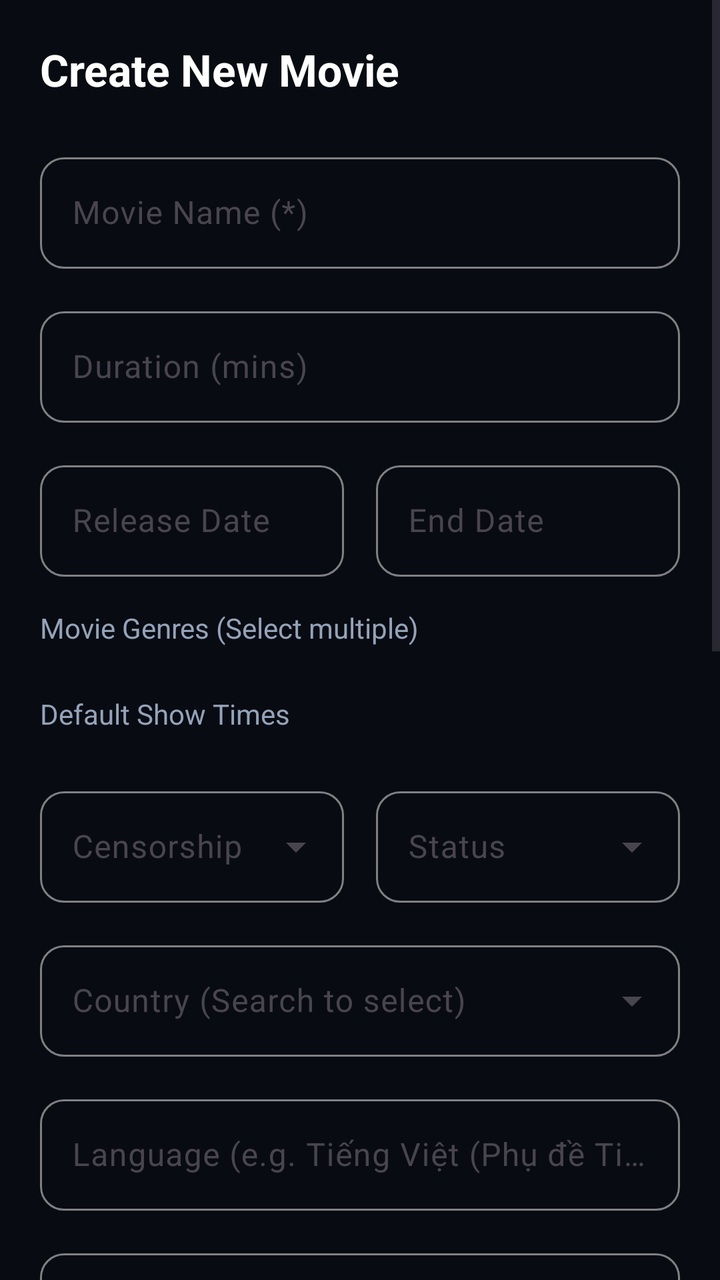
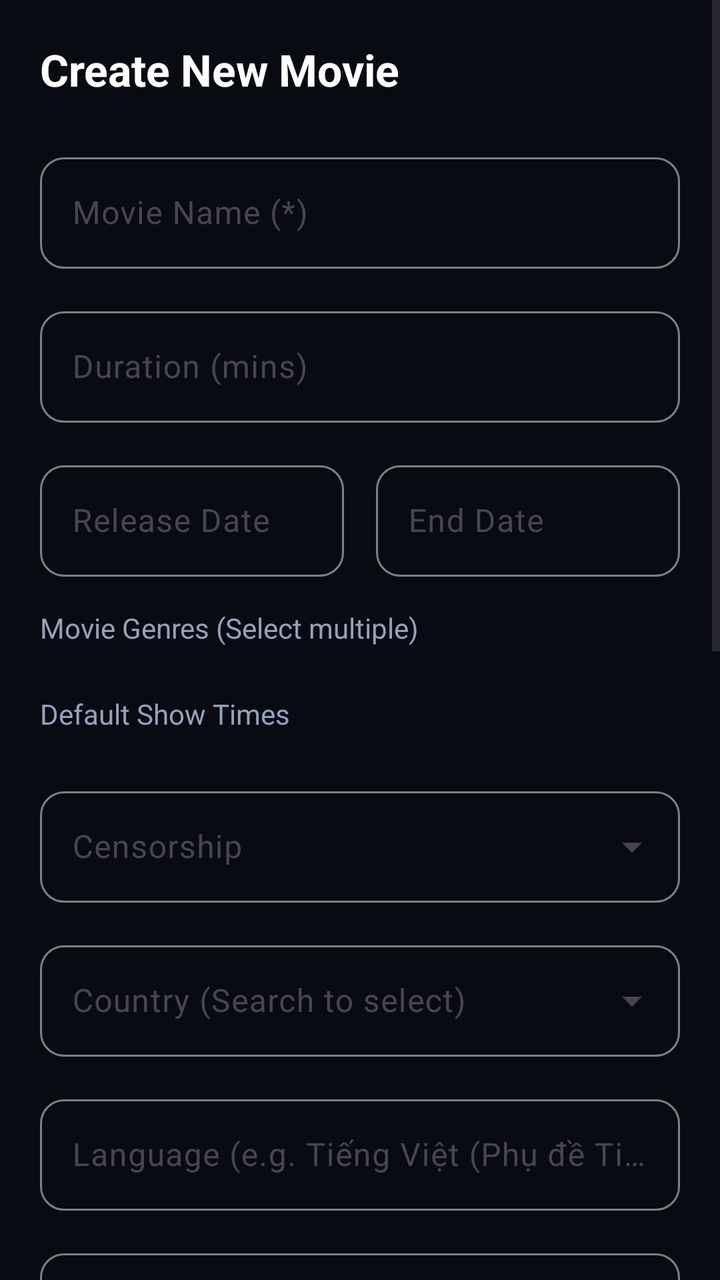

Before-and-after screenshots of an Android layout around one commit, followed by the original layout XML and the change that was made.
<!-- AndroidManifest.xml: application theme Theme.Moviebookingapp -->
<!-- res/layout/fragment_admin_create_movie.xml -->
<?xml version="1.0" encoding="utf-8"?>
<ScrollView xmlns:android="http://schemas.android.com/apk/res/android"
    xmlns:app="http://schemas.android.com/apk/res-auto"
    android:layout_width="match_parent"
    android:layout_height="match_parent"
    android:background="@color/admin_bg"
    android:fillViewport="true">

    <LinearLayout
        android:layout_width="match_parent"
        android:layout_height="wrap_content"
        android:orientation="vertical"
        android:padding="20dp">

        <TextView
            android:id="@+id/tvFormTitle"
            android:layout_width="wrap_content"
            android:layout_height="wrap_content"
            android:text="Create New Movie"
            android:textColor="@color/white"
            android:textSize="22sp"
            android:textStyle="bold"
            android:layout_marginBottom="24dp" />

        
        <com.google.android.material.textfield.TextInputLayout
            style="@style/Widget.Material3.TextInputLayout.OutlinedBox"
            android:layout_width="match_parent"
            android:layout_height="wrap_content"
            android:layout_marginBottom="16dp"
            android:hint="Movie Name (*)"
            app:boxStrokeColor="@color/text_input_stroke"
            app:boxStrokeWidth="1dp"
            app:boxStrokeWidthFocused="2dp"
            app:boxCornerRadiusTopStart="12dp"
            app:boxCornerRadiusTopEnd="12dp"
            app:boxCornerRadiusBottomStart="12dp"
            app:boxCornerRadiusBottomEnd="12dp"
            app:boxBackgroundMode="outline"
            app:hintTextColor="#808080">

            <com.google.android.material.textfield.TextInputEditText
                android:id="@+id/edtMovieName"
                android:layout_width="match_parent"
                android:layout_height="wrap_content"
                android:textColor="@color/white" />
        </com.google.android.material.textfield.TextInputLayout>

        
        <com.google.android.material.textfield.TextInputLayout
            style="@style/Widget.Material3.TextInputLayout.OutlinedBox"
            android:layout_width="match_parent"
            android:layout_height="wrap_content"
            android:layout_marginBottom="16dp"
            android:hint="Duration (mins)"
            app:boxStrokeColor="@color/text_input_stroke"
            app:boxStrokeWidth="1dp"
            app:boxStrokeWidthFocused="2dp"
            app:boxCornerRadiusTopStart="12dp"
            app:boxCornerRadiusTopEnd="12dp"
            app:boxCornerRadiusBottomStart="12dp"
            app:boxCornerRadiusBottomEnd="12dp"
            app:boxBackgroundMode="outline"
            app:hintTextColor="#808080">

            <com.google.android.material.textfield.TextInputEditText
                android:id="@+id/edtDuration"
                android:inputType="number"
                android:layout_width="match_parent"
                android:layout_height="wrap_content"
                android:textColor="@color/white" />
        </com.google.android.material.textfield.TextInputLayout>

        <LinearLayout
            android:layout_width="match_parent"
            android:layout_height="wrap_content"
            android:orientation="horizontal"
            android:layout_marginBottom="16dp"
            android:baselineAligned="false">

            <com.google.android.material.textfield.TextInputLayout
                style="@style/Widget.Material3.TextInputLayout.OutlinedBox"
                android:layout_width="0dp"
                android:layout_height="wrap_content"
                android:layout_weight="1"
                android:layout_marginEnd="8dp"
                android:hint="Release Date"
                app:boxStrokeColor="@color/text_input_stroke"
                app:boxStrokeWidth="1dp"
                app:boxStrokeWidthFocused="2dp"
                app:boxCornerRadiusTopStart="12dp"
                app:boxCornerRadiusTopEnd="12dp"
                app:boxCornerRadiusBottomStart="12dp"
                app:boxCornerRadiusBottomEnd="12dp"
                app:boxBackgroundMode="outline"
                app:hintTextColor="#808080">

                <com.google.android.material.textfield.TextInputEditText
                    android:id="@+id/edtReleaseDate"
                    android:focusable="false"
                    android:clickable="true"
                    android:layout_width="match_parent"
                    android:layout_height="wrap_content"
                    android:textColor="@color/white" />
            </com.google.android.material.textfield.TextInputLayout>

            <com.google.android.material.textfield.TextInputLayout
                style="@style/Widget.Material3.TextInputLayout.OutlinedBox"
                android:layout_width="0dp"
                android:layout_height="wrap_content"
                android:layout_weight="1"
                android:layout_marginStart="8dp"
                android:hint="End Date"
                app:boxStrokeColor="@color/text_input_stroke"
                app:boxStrokeWidth="1dp"
                app:boxStrokeWidthFocused="2dp"
                app:boxCornerRadiusTopStart="12dp"
                app:boxCornerRadiusTopEnd="12dp"
                app:boxCornerRadiusBottomStart="12dp"
                app:boxCornerRadiusBottomEnd="12dp"
                app:boxBackgroundMode="outline"
                app:hintTextColor="#808080">

                <com.google.android.material.textfield.TextInputEditText
                    android:id="@+id/edtEndDate"
                    android:focusable="false"
                    android:clickable="true"
                    android:layout_width="match_parent"
                    android:layout_height="wrap_content"
                    android:textColor="@color/white" />
            </com.google.android.material.textfield.TextInputLayout>
        </LinearLayout>

        
        <TextView
            android:layout_width="wrap_content"
            android:layout_height="wrap_content"
            android:text="Movie Genres (Select multiple)"
            android:textColor="@color/admin_text_secondary"
            android:textSize="14sp"
            android:layout_marginBottom="8dp" />

        <com.google.android.material.chip.ChipGroup
            android:id="@+id/chipGroupGenres"
            android:layout_width="match_parent"
            android:layout_height="wrap_content"
            android:layout_marginBottom="16dp"
            app:singleSelection="false">
            
        </com.google.android.material.chip.ChipGroup>

        
        <TextView
            android:layout_width="wrap_content"
            android:layout_height="wrap_content"
            android:text="Default Show Times"
            android:textColor="@color/admin_text_secondary"
            android:textSize="14sp"
            android:layout_marginBottom="8dp" />

        <com.google.android.material.chip.ChipGroup
            android:id="@+id/chipGroupShowTimes"
            android:layout_width="match_parent"
            android:layout_height="wrap_content"
            android:layout_marginBottom="16dp" />

        
        <LinearLayout
            android:layout_width="match_parent"
            android:layout_height="wrap_content"
            android:orientation="horizontal"
            android:layout_marginBottom="16dp"
            android:baselineAligned="false">

            <com.google.android.material.textfield.TextInputLayout
                style="@style/Widget.Material3.TextInputLayout.OutlinedBox.ExposedDropdownMenu"
                android:layout_width="0dp"
                android:layout_height="wrap_content"
                android:layout_weight="1"
                android:layout_marginEnd="8dp"
                android:hint="Censorship"
                app:boxStrokeColor="@color/text_input_stroke"
                app:boxStrokeWidth="1dp"
                app:boxStrokeWidthFocused="2dp"
                app:boxCornerRadiusTopStart="12dp"
                app:boxCornerRadiusTopEnd="12dp"
                app:boxCornerRadiusBottomStart="12dp"
                app:boxCornerRadiusBottomEnd="12dp"
                app:boxBackgroundMode="outline"
                app:hintTextColor="#808080">

                <AutoCompleteTextView
                    android:id="@+id/spnCensorship"
                    android:layout_width="match_parent"
                    android:layout_height="wrap_content"
                    android:inputType="none"
                    android:textColor="@color/white" />
            </com.google.android.material.textfield.TextInputLayout>

            <com.google.android.material.textfield.TextInputLayout
                style="@style/Widget.Material3.TextInputLayout.OutlinedBox.ExposedDropdownMenu"
                android:layout_width="0dp"
                android:layout_height="wrap_content"
                android:layout_weight="1"
                android:layout_marginStart="8dp"
                android:hint="Status"
                app:boxStrokeColor="@color/text_input_stroke"
                app:boxStrokeWidth="1dp"
                app:boxStrokeWidthFocused="2dp"
                app:boxCornerRadiusTopStart="12dp"
                app:boxCornerRadiusTopEnd="12dp"
                app:boxCornerRadiusBottomStart="12dp"
                app:boxCornerRadiusBottomEnd="12dp"
                app:boxBackgroundMode="outline"
                app:hintTextColor="#808080">

                <AutoCompleteTextView
                    android:id="@+id/spnStatus"
                    android:layout_width="match_parent"
                    android:layout_height="wrap_content"
                    android:inputType="none"
                    android:textColor="@color/white" />
            </com.google.android.material.textfield.TextInputLayout>
        </LinearLayout>

        
        <com.google.android.material.textfield.TextInputLayout
            style="@style/Widget.Material3.TextInputLayout.OutlinedBox.ExposedDropdownMenu"
            android:layout_width="match_parent"
            android:layout_height="wrap_content"
            android:layout_marginBottom="16dp"
            android:hint="Country (Search to select)"
            app:boxStrokeColor="@color/text_input_stroke"
            app:boxStrokeWidth="1dp"
            app:boxStrokeWidthFocused="2dp"
            app:boxCornerRadiusTopStart="12dp"
            app:boxCornerRadiusTopEnd="12dp"
            app:boxCornerRadiusBottomStart="12dp"
            app:boxCornerRadiusBottomEnd="12dp"
            app:boxBackgroundMode="outline"
            app:hintTextColor="#808080">

            <AutoCompleteTextView
                android:id="@+id/edtCountry"
                android:layout_width="match_parent"
                android:layout_height="wrap_content"
                android:completionThreshold="1"
                android:textColor="@color/white" />
        </com.google.android.material.textfield.TextInputLayout>

        
        <com.google.android.material.textfield.TextInputLayout
            style="@style/Widget.Material3.TextInputLayout.OutlinedBox"
            android:layout_width="match_parent"
            android:layout_height="wrap_content"
            android:layout_marginBottom="16dp"
            android:hint="Language (e.g. Tiếng Việt (Phụ đề Tiếng Anh))"
            app:boxStrokeColor="@color/text_input_stroke"
            app:boxStrokeWidth="1dp"
            app:boxStrokeWidthFocused="2dp"
            app:boxCornerRadiusTopStart="12dp"
            app:boxCornerRadiusTopEnd="12dp"
            app:boxCornerRadiusBottomStart="12dp"
            app:boxCornerRadiusBottomEnd="12dp"
            app:boxBackgroundMode="outline"
            app:hintTextColor="#808080">

            <com.google.android.material.textfield.TextInputEditText
                android:id="@+id/edtLanguage"
                android:layout_width="match_parent"
                android:layout_height="wrap_content"
                android:textColor="@color/white" />
        </com.google.android.material.textfield.TextInputLayout>

        
        <com.google.android.material.textfield.TextInputLayout
            style="@style/Widget.Material3.TextInputLayout.OutlinedBox"
            android:layout_width="match_parent"
            android:layout_height="wrap_content"
            android:layout_marginBottom="16dp"
            android:hint="Director(s) - Comma separated"
            app:boxStrokeColor="@color/text_input_stroke"
            app:boxStrokeWidth="1dp"
            app:boxStrokeWidthFocused="2dp"
            app:boxCornerRadiusTopStart="12dp"
            app:boxCornerRadiusTopEnd="12dp"
            app:boxCornerRadiusBottomStart="12dp"
            app:boxCornerRadiusBottomEnd="12dp"
            app:boxBackgroundMode="outline"
            app:hintTextColor="#808080">

            <com.google.android.material.textfield.TextInputEditText
                android:id="@+id/edtDirector"
                android:layout_width="match_parent"
                android:layout_height="wrap_content"
                android:textColor="@color/white" />
        </com.google.android.material.textfield.TextInputLayout>

        
        <com.google.android.material.textfield.TextInputLayout
            style="@style/Widget.Material3.TextInputLayout.OutlinedBox"
            android:layout_width="match_parent"
            android:layout_height="wrap_content"
            android:layout_marginBottom="16dp"
            android:hint="Actors - Comma separated"
            app:boxStrokeColor="@color/text_input_stroke"
            app:boxStrokeWidth="1dp"
            app:boxStrokeWidthFocused="2dp"
            app:boxCornerRadiusTopStart="12dp"
            app:boxCornerRadiusTopEnd="12dp"
            app:boxCornerRadiusBottomStart="12dp"
            app:boxCornerRadiusBottomEnd="12dp"
            app:boxBackgroundMode="outline"
            app:hintTextColor="#808080">

            <com.google.android.material.textfield.TextInputEditText
                android:id="@+id/edtActors"
                android:layout_width="match_parent"
                android:layout_height="wrap_content"
                android:textColor="@color/white" />
        </com.google.android.material.textfield.TextInputLayout>

        <ImageView
            android:id="@+id/ivPosterPreview"
            android:layout_width="120dp"
            android:layout_height="180dp"
            android:layout_gravity="center_horizontal"
            android:scaleType="centerCrop"
            android:background="@color/card_dark"
            android:layout_marginBottom="8dp" />

        <Button
            android:id="@+id/btnChoosePoster"
            style="@style/Widget.Material3.Button.OutlinedButton"
            android:layout_width="wrap_content"
            android:layout_height="wrap_content"
            android:layout_gravity="center_horizontal"
            android:text="Choose Poster"
            android:textColor="@color/white"
            app:strokeColor="@color/gold_selected"
            android:layout_marginBottom="16dp" />

        
        <com.google.android.material.textfield.TextInputLayout
            style="@style/Widget.Material3.TextInputLayout.OutlinedBox"
            android:layout_width="match_parent"
            android:layout_height="wrap_content"
            android:layout_marginBottom="24dp"
            android:hint="Description"
            app:boxStrokeColor="@color/text_input_stroke"
            app:boxStrokeWidth="1dp"
            app:boxStrokeWidthFocused="2dp"
            app:boxCornerRadiusTopStart="12dp"
            app:boxCornerRadiusTopEnd="12dp"
            app:boxCornerRadiusBottomStart="12dp"
            app:boxCornerRadiusBottomEnd="12dp"
            app:boxBackgroundMode="outline"
            app:hintTextColor="#808080">

            <com.google.android.material.textfield.TextInputEditText
                android:id="@+id/edtDescription"
                android:layout_width="match_parent"
                android:layout_height="wrap_content"
                android:inputType="textMultiLine"
                android:minLines="3"
                android:gravity="top|start"
                android:textColor="@color/white" />
        </com.google.android.material.textfield.TextInputLayout>

        
        <Button
            android:id="@+id/btnSubmitMovie"
            android:layout_width="match_parent"
            android:layout_height="56dp"
            android:text="SAVE MOVIE"
            android:textColor="@color/black"
            android:textStyle="bold"
            android:backgroundTint="@color/gold_selected"
            app:cornerRadius="12dp"
            android:layout_marginBottom="32dp" />
            
    </LinearLayout>
</ScrollView>
<!-- resources referenced by this layout -->
<resources>
  <color name="admin_bg">#090B13</color>
  <color name="admin_text_secondary">#94A3B8</color>
  <color name="black">#FF000000</color>
  <color name="card_dark">#1F2937</color>
  <color name="gold_selected">#F5C518</color>
  <color name="white">#FFFFFFFF</color>
  <style name="Theme.Moviebookingapp" parent="Base.Theme.Moviebookingapp" />
  <style name="Base.Theme.Moviebookingapp" parent="Theme.Material3.DayNight.NoActionBar">
          <item name="colorPrimary">@color/yellow</item>
          <item name="android:windowBackground">@color/background_black</item>
          <item name="android:statusBarColor">@color/background_black</item>
      </style>
  <color name="yellow">#FFC107</color>
  <color name="background_black">#FF000000</color>
</resources>

<!-- the commit's change to res/layout/fragment_admin_create_movie.xml (unified diff, before → after) -->
@@ -165,63 +165,29 @@
             android:layout_marginBottom="16dp" />
 
         
-        <LinearLayout
-            android:layout_width="match_parent"
-            android:layout_height="wrap_content"
-            android:orientation="horizontal"
-            android:layout_marginBottom="16dp"
-            android:baselineAligned="false">
-
-            <com.google.android.material.textfield.TextInputLayout
-                style="@style/Widget.Material3.TextInputLayout.OutlinedBox.ExposedDropdownMenu"
-                android:layout_width="0dp"
-                android:layout_height="wrap_content"
-                android:layout_weight="1"
-                android:layout_marginEnd="8dp"
-                android:hint="Censorship"
-                app:boxStrokeColor="@color/text_input_stroke"
-                app:boxStrokeWidth="1dp"
-                app:boxStrokeWidthFocused="2dp"
-                app:boxCornerRadiusTopStart="12dp"
-                app:boxCornerRadiusTopEnd="12dp"
-                app:boxCornerRadiusBottomStart="12dp"
-                app:boxCornerRadiusBottomEnd="12dp"
-                app:boxBackgroundMode="outline"
-                app:hintTextColor="#808080">
-
-                <AutoCompleteTextView
-                    android:id="@+id/spnCensorship"
-                    android:layout_width="match_parent"
-                    android:layout_height="wrap_content"
-                    android:inputType="none"
-                    android:textColor="@color/white" />
-            </com.google.android.material.textfield.TextInputLayout>
-
-            <com.google.android.material.textfield.TextInputLayout
-                style="@style/Widget.Material3.TextInputLayout.OutlinedBox.ExposedDropdownMenu"
-                android:layout_width="0dp"
-                android:layout_height="wrap_content"
-                android:layout_weight="1"
-                android:layout_marginStart="8dp"
-                android:hint="Status"
-                app:boxStrokeColor="@color/text_input_stroke"
-                app:boxStrokeWidth="1dp"
-                app:boxStrokeWidthFocused="2dp"
-                app:boxCornerRadiusTopStart="12dp"
-                app:boxCornerRadiusTopEnd="12dp"
-                app:boxCornerRadiusBottomStart="12dp"
-                app:boxCornerRadiusBottomEnd="12dp"
-                app:boxBackgroundMode="outline"
-                app:hintTextColor="#808080">
-
-                <AutoCompleteTextView
-                    android:id="@+id/spnStatus"
-                    android:layout_width="match_parent"
-                    android:layout_height="wrap_content"
-                    android:inputType="none"
-                    android:textColor="@color/white" />
-            </com.google.android.material.textfield.TextInputLayout>
-        </LinearLayout>
+        <com.google.android.material.textfield.TextInputLayout
+            style="@style/Widget.Material3.TextInputLayout.OutlinedBox.ExposedDropdownMenu"
+            android:layout_width="match_parent"
+            android:layout_height="wrap_content"
+            android:layout_marginBottom="16dp"
+            android:hint="Censorship"
+            app:boxStrokeColor="@color/text_input_stroke"
+            app:boxStrokeWidth="1dp"
+            app:boxStrokeWidthFocused="2dp"
+            app:boxCornerRadiusTopStart="12dp"
+            app:boxCornerRadiusTopEnd="12dp"
+            app:boxCornerRadiusBottomStart="12dp"
+            app:boxCornerRadiusBottomEnd="12dp"
+            app:boxBackgroundMode="outline"
+            app:hintTextColor="#808080">
+
+            <AutoCompleteTextView
+                android:id="@+id/spnCensorship"
+                android:layout_width="match_parent"
+                android:layout_height="wrap_content"
+                android:inputType="none"
+                android:textColor="@color/white" />
+        </com.google.android.material.textfield.TextInputLayout>
 
         
         <com.google.android.material.textfield.TextInputLayout
